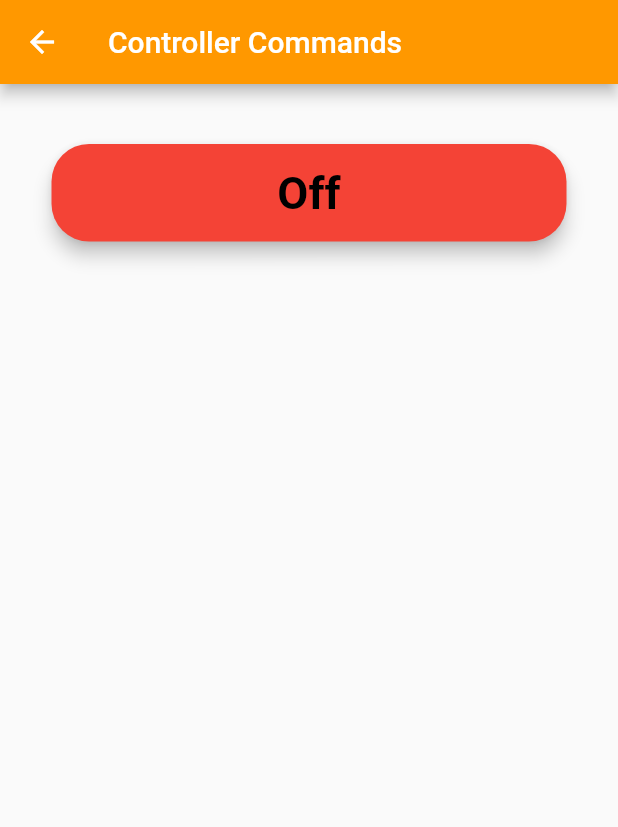
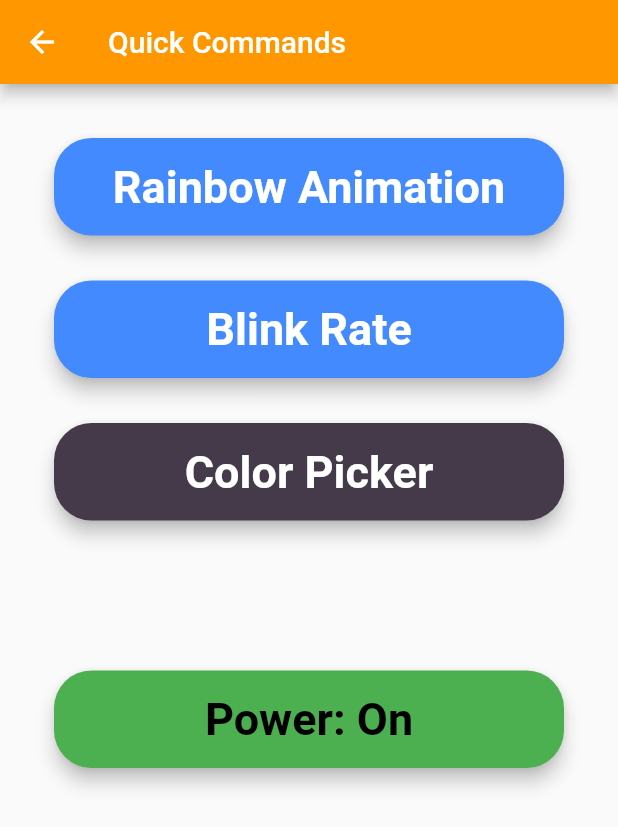
Before and after one commit to CanadianN1nj4/RGBify, a Flutter app: the Commands screen opened by its route, on a phone screen of 412 x 824 dp. Shown: the top 827 px of the screen. Run offline on Flutter 3.47's test engine with Material 2 defaults, Android fonts, the phone set to English and light mode, and no system bars; our stand-ins replace firebase_auth, firebase_core, flutter_bluetooth_serial, flutter_colorpicker; accounts and stored records are empty.

Commit message:
Implemented quick commands button page.

```diff
--- a/lib/views/commands_screen.dart
+++ b/lib/views/commands_screen.dart
@@ -1,6 +1,7 @@
 import 'package:flutter/cupertino.dart';
 import 'package:flutter/material.dart';
 import 'package:http/http.dart' as http;
+import 'package:flutter_colorpicker/flutter_colorpicker.dart';
 
 
 class Commands extends StatefulWidget{
@@ -10,7 +11,16 @@ class Commands extends StatefulWidget{
 
 class _CommandsViewState extends State<Commands>{
 
-  bool controllerIsOn = false;
+  bool controllerIsOn = true;
+
+  // create some values
+  Color pickerColor = Color(0xff443a49);
+  Color currentColor = Color(0xff443a49);
+
+  // ValueChanged<Color> callback
+  void changeColor(Color color) {
+    setState(() => pickerColor = color);
+  }
 
   //Function to call API and toggle controller power
   Future<http.Response> togglePower(String setting) async {
@@ -44,7 +54,7 @@ class _CommandsViewState extends State<Commands>{
         //Button will always appear the same regardless of device
         minWidth: mq.size.width / 1.2,
         padding: EdgeInsets.fromLTRB(10.0, 15.0, 10.0, 15.0),
-        child: Text( controllerIsOn? "On" : "Off",
+        child: Text( controllerIsOn? "Power: On" : "Power: Off",
             textAlign: TextAlign.center,
             style: TextStyle(
               fontSize: 30.0,
@@ -63,22 +73,118 @@ class _CommandsViewState extends State<Commands>{
       ),
     );
 
+    final rainbowButton = Material(
+      elevation: 5.0,
+      borderRadius: BorderRadius.circular(25),
+      color: Colors.blueAccent,
+      child: MaterialButton(
+        //Button will always appear the same regardless of device
+        minWidth: mq.size.width / 1.2,
+        padding: EdgeInsets.fromLTRB(10.0, 15.0, 10.0, 15.0),
+        child: Text( "Rainbow Animation",
+            textAlign: TextAlign.center,
+            style: TextStyle(
+              fontSize: 30.0,
+              color: Colors.white,
+              fontWeight: FontWeight.bold,
+            )),
+        onPressed: () {
+        },
+      ),
+    );
+
+    final setColorButton = Material(
+      elevation: 5.0,
+      borderRadius: BorderRadius.circular(25),
+      color: currentColor,
+      child: MaterialButton(
+        //Button will always appear the same regardless of device
+        minWidth: mq.size.width / 1.2,
+        padding: EdgeInsets.fromLTRB(10.0, 15.0, 10.0, 15.0),
+        child: Text( "Color Picker",
+            textAlign: TextAlign.center,
+            style: TextStyle(
+              fontSize: 30.0,
+              color: Colors.white,
+              fontWeight: FontWeight.bold,
+            )),
+        onPressed: () {
+          // raise the [showDialog] widget
+          showDialog(
+            context: context,
+            child: AlertDialog(
+              title: const Text('Pick a color!'),
+              content: SingleChildScrollView(
+                child: ColorPicker(
+                  pickerColor: pickerColor,
+                  onColorChanged: changeColor,
+                  showLabel: true,
+                  pickerAreaHeightPercent: 0.8,
+                ),
+              ),
+              actions: <Widget>[
+                FlatButton(
+                  child: const Text('Okay'),
+                  onPressed: () {
+                    setState(() => currentColor = pickerColor);
+                    Navigator.of(context).pop();
+                  },
+                ),
+              ],
+            ),
+          );
+
+
+        },
+      ),
+    );
+
+    final blinkButton = Material(
+      elevation: 5.0,
+      borderRadius: BorderRadius.circular(25),
+      color: Colors.blueAccent,
+      child: MaterialButton(
+        //Button will always appear the same regardless of device
+        minWidth: mq.size.width / 1.2,
+        padding: EdgeInsets.fromLTRB(10.0, 15.0, 10.0, 15.0),
+        child: Text( "Blink Rate",
+            textAlign: TextAlign.center,
+            style: TextStyle(
+              fontSize: 30.0,
+              color: Colors.white,
+              fontWeight: FontWeight.bold,
+            )),
+        onPressed: () {
+        },
+      ),
+    );
+
+
     return Scaffold(
       appBar: AppBar(
         backgroundColor: Colors.orange,
         title: Text(
-          "Controller Commands"
+          "Quick Commands"
         ),
       ),
       body: Column(
         children: [
-          Padding(
-            padding: EdgeInsets.all(20),
-          ),
-          Center(
-            child: powerButton,
+          SingleChildScrollView(
+            padding: EdgeInsets.all(36),
+            child: Column(
+              mainAxisAlignment: MainAxisAlignment.spaceAround,
+              children: [
+                rainbowButton,
+                SizedBox(height: 30),
+                blinkButton,
+                SizedBox(height: 30),
+                setColorButton,
+                SizedBox(height: 100),
+                powerButton,
+              ],
+            )
           )
-        ]
+        ],
       ),
     );
 
--- a/lib/views/controllers_screen.dart
+++ b/lib/views/controllers_screen.dart
@@ -183,8 +183,9 @@ class ControllersViewState extends State<Controllers> {
                     onPressed: () {
                       setState(() {
                         //controllers.add(new Controller("Living Room", "192.168.37.4"));
-                        Navigator.of(context)
-                            .pushNamed(AppRoutes.addController);
+                        //Navigator.of(context).pushNamed(AppRoutes.addController);
+
+                        Navigator.of(context).pushNamed(AppRoutes.commands);
                       });
                     },
                     child: Icon(Icons.add),
--- a/pubspec.yaml
+++ b/pubspec.yaml
@@ -17,6 +17,7 @@ dependencies:
   provider: ^4.3.2+1
   flutter_bluetooth_serial: ^0.2.2
   http: ^0.12.2
+  flutter_colorpicker: ^0.3.4
 
 
   cupertino_icons: ^1.0.0
```
Also changed, not shown: lib/views/ChatPage.dart (+17 -5 lines), pubspec.lock.
